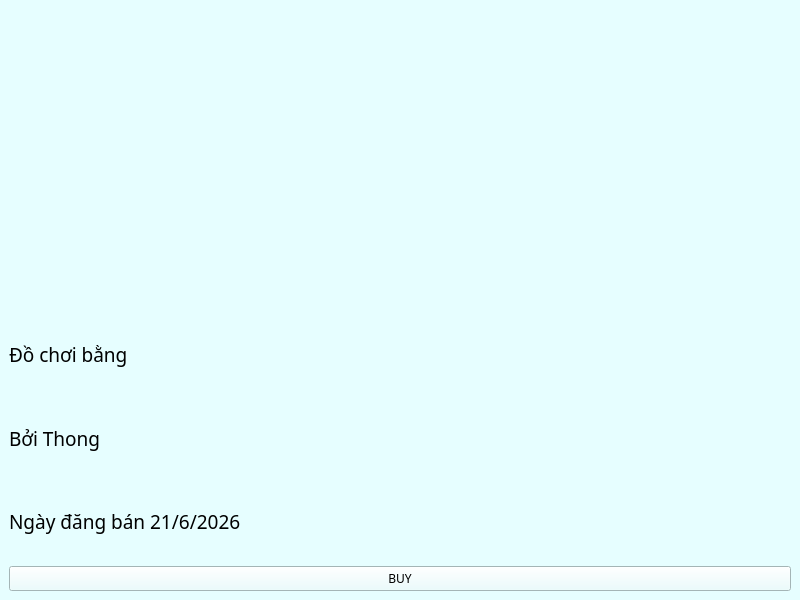
The window that ui/details.ui (chaunamthong2015-ui/PTA39-SPCK) describes before a commit, drawn with Qt 5.
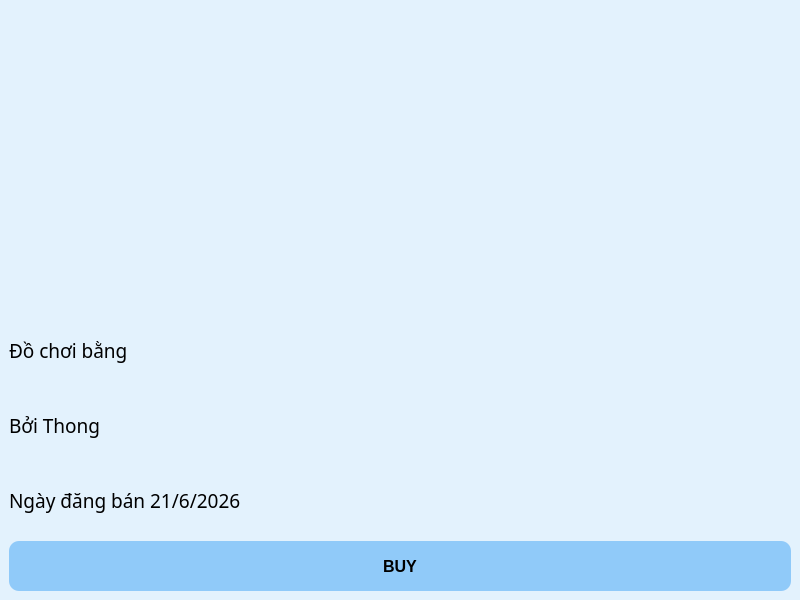
The same window after the commit. Icons and pictures are not drawn.

```diff
--- a/ui/details.ui
+++ b/ui/details.ui
@@ -27,8 +27,25 @@
   </property>
   <widget class="QWidget" name="centralwidget">
    <property name="styleSheet">
-    <string notr="true">background-color: #e6feff ;
-color: #000000 ;</string>
+    <string notr="true">#centralwidget {
+	background: #E3F2FD
+}
+
+QPushButton {
+	width: 50px;
+	height: 50px;
+	background: #90CAF9;
+	color: black;
+	font-weight: 700;
+	font-size: 16px;
+	border: none;
+	border-radius: 10px;
+}
+
+QPushButton:hover {
+	background: #2196F3;
+}
+</string>
    </property>
    <layout class="QVBoxLayout" name="verticalLayout">
     <item>
@@ -96,7 +113,9 @@
      <widget class="QPushButton" name="buy_btn">
       <property name="font">
        <font>
-        <family>Arial Black</family>
+        <pointsize>-1</pointsize>
+        <weight>87</weight>
+        <bold>true</bold>
        </font>
       </property>
       <property name="text">
```
